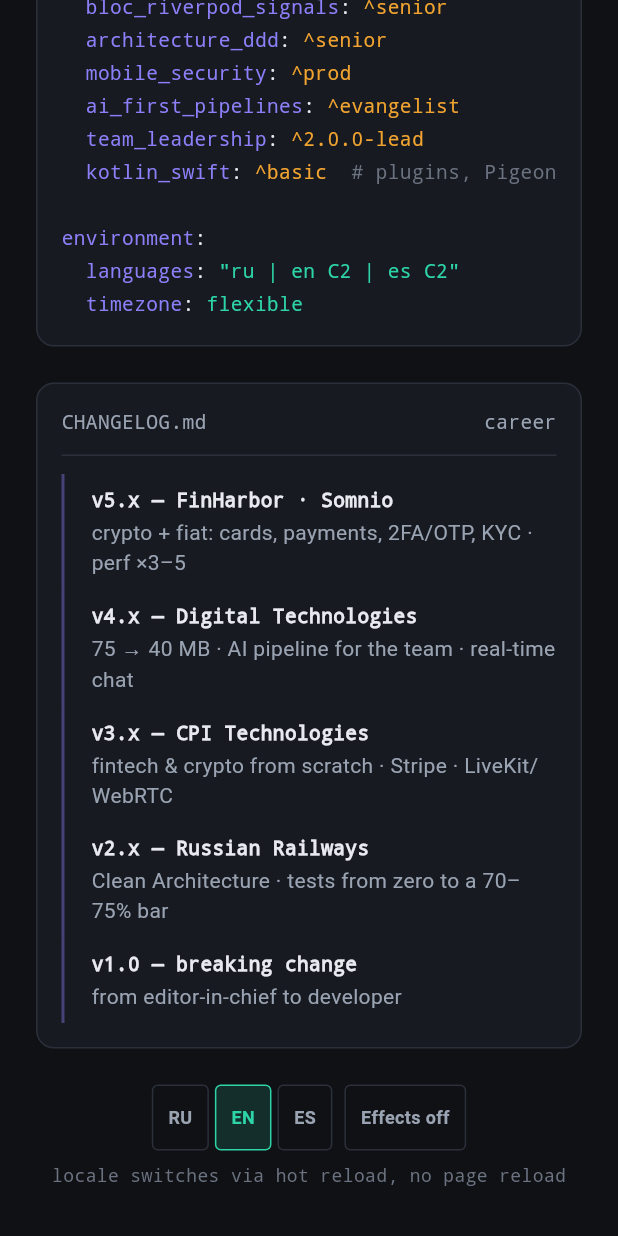
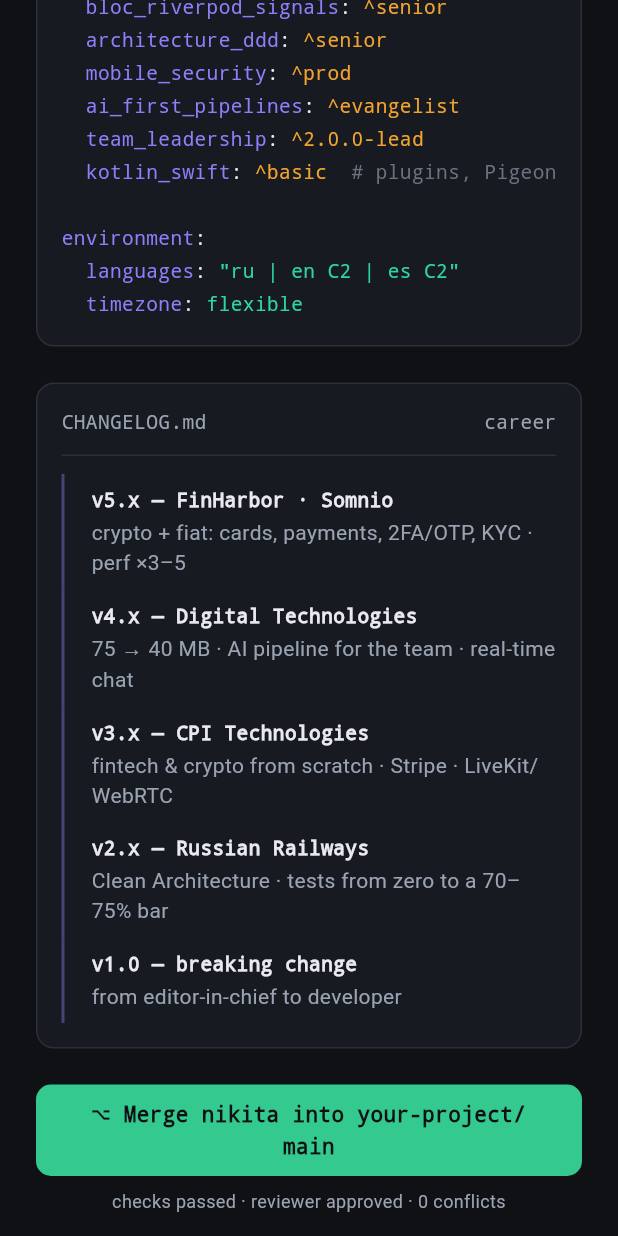
Before and after one commit to abigotado/abigotado_dev, a Flutter app: the screen it shows after launch, scrolled down 933 dp, on a phone screen of 412 x 824 dp. Run offline on Flutter 3.47's test engine with Material 3 defaults, Android fonts, the phone set to English and light mode, and no system bars; our stand-ins replace equatable, flutter_riverpod, riverpod_annotation, shared_preferences; generated files the repository leaves out were written again.

Commit message:
feat(cta): merge-button CTA + contacts — the conversion point
The final landing section: a bespoke green "⌥ Merge nikita into
your-project/main" button (checks passed · reviewer approved · 0 conflicts)
that, on click, plays a short merge animation and reveals the contacts panel.
This is the page's first interactive effect — and it degrades cleanly.

- State machine idle → merging → merged in a local ConsumerStatefulWidget.
  effectsModeOf is resolved in build (a late effects-toggle is honoured) and
  read in the tap handler — never ref.watch in a callback. Full mode lazily
  allocates a single 300ms controller and fades the contacts in; lite /
  reduced-motion / mobile jumps straight to merged with no ticker allocated at
  all. The tap is idempotent.
- The first external-link interaction goes through a UrlLauncher seam in core/
  (mirrors ScenarioClock): RealUrlLauncher wraps url_launcher and is the I/O
  boundary — it catches both a thrown error and a silent false return, logs via
  dart:developer, and never lets a launch failure reach the UI. Injected as a
  provider so the link wiring is unit-tested without a platform channel.
- Contacts are a content-layer list (the easy-update surface): email, Telegram,
  GitHub, GitLab, LinkedIn. Telegram is a t.me username, so no phone number
  lands in the repo; each tile is a real Semantics(button, link) ≥44px target.
  Labels are brand literals; only the "Get in touch" heading is localized.

First runtime dependency: url_launcher ^6.3.1 (cross-platform; url_launcher_web
self-registers, no index.html wiring). Built test-first through the full
pipeline; reviewed twice (the Codex second opinion fell back to an adversarial
review pass after the Codex runtime hung). Strict gate clean: format, analyze
--fatal-infos --fatal-warnings, 220 tests.

Co-Authored-By: Claude Opus 4.8 <noreply@anthropic.com>

```diff
--- a/lib/src/app/view/landing_page.dart
+++ b/lib/src/app/view/landing_page.dart
@@ -1,5 +1,6 @@
 import 'package:abigotado_dev/src/app/theme/app_colors.dart';
 import 'package:abigotado_dev/src/features/changelog/widget/changelog_section.dart';
+import 'package:abigotado_dev/src/features/cta/widget/merge_cta_section.dart';
 import 'package:abigotado_dev/src/features/effects/widget/effects_toggle.dart';
 import 'package:abigotado_dev/src/features/hero/view/terminal_hero.dart';
 import 'package:abigotado_dev/src/features/locale/widget/locale_switcher.dart';
@@ -12,9 +13,9 @@ import 'package:flutter/material.dart';
 ///
 /// The "agents build the page" hero ([TerminalHero]) opens the page; the
 /// name/subtitle, the [MetricsSection], the [PubspecSection], the
-/// [ChangelogSection], and the locale / effects switchers sit below it.
-/// Further sections (hot-reload effect) slot in beneath as they are delivered
-/// through the orchestration pipeline.
+/// [ChangelogSection], the [MergeCtaSection], and the locale / effects
+/// switchers sit below it. Further sections (hot-reload effect) slot in
+/// beneath as they are delivered through the orchestration pipeline.
 class LandingPage extends StatelessWidget {
   /// Creates the landing scaffold.
   const LandingPage({super.key});
@@ -54,6 +55,7 @@ class LandingPage extends StatelessWidget {
             const MetricsSection(),
             const PubspecSection(),
             const ChangelogSection(),
+            const MergeCtaSection(),
             Padding(
               padding: const EdgeInsets.only(bottom: 32),
               child: Column(
--- /dev/null
+++ b/lib/src/features/cta/widget/merge_button.dart
@@ -0,0 +1,88 @@
+import 'package:abigotado_dev/src/app/theme/app_colors.dart';
+import 'package:flutter/material.dart';
+
+/// Phase of the merge state machine.
+///
+/// Defined here (alongside its primary consumer, [MergeButton]) and re-used
+/// in `MergeCtaSection` to avoid a circular import. A plain enum is correct:
+/// this is a domain value that drives a label string, not a widget-factory
+/// variant (which would use a sealed class).
+enum MergePhase {
+  /// Initial state: button is actionable, contacts hidden.
+  idle,
+
+  /// Transition: merge animation is playing (full effects mode only).
+  merging,
+
+  /// Terminal state: contacts are revealed.
+  merged,
+}
+
+/// The bespoke green "Merge" button.
+///
+/// Label varies by [phase] via a `switch` expression (the label differs across
+/// phases, not the widget structure — a sealed class would be
+/// over-engineering). Below the button a static checks line is always shown.
+///
+/// Tap target is at least 44 px tall. Pass `null` for [onPressed] when
+/// [phase] is [MergePhase.merged] to disable interaction.
+class MergeButton extends StatelessWidget {
+  /// Creates the merge button.
+  const MergeButton({required this.phase, required this.onPressed, super.key});
+
+  /// The current phase of the merge state machine.
+  final MergePhase phase;
+
+  /// Called when the button is tapped. Pass `null` when already merged.
+  final VoidCallback? onPressed;
+
+  /// The git-style checks line shown below the button — CLI literal, not arb.
+  static const String _checksLine =
+      'checks passed · reviewer approved · 0 conflicts';
+
+  @override
+  Widget build(BuildContext context) {
+    final label = switch (phase) {
+      MergePhase.idle => '⌥ Merge nikita into your-project/main',
+      MergePhase.merging => 'merging…',
+      MergePhase.merged => '✓ merged',
+    };
+
+    return Column(
+      mainAxisSize: MainAxisSize.min,
+      spacing: 8,
+      children: [
+        InkWell(
+          onTap: onPressed,
+          borderRadius: BorderRadius.circular(10),
+          child: Container(
+            constraints: const BoxConstraints(minHeight: 44),
+            padding: const EdgeInsets.symmetric(horizontal: 20, vertical: 10),
+            decoration: BoxDecoration(
+              color: AppColors.accentGreen,
+              borderRadius: BorderRadius.circular(10),
+            ),
+            alignment: Alignment.center,
+            child: Text(
+              label,
+              textAlign: TextAlign.center,
+              softWrap: true,
+              style: const TextStyle(
+                fontFamily: 'monospace',
+                fontSize: 14,
+                fontWeight: FontWeight.w600,
+                color: AppColors.background,
+              ),
+            ),
+          ),
+        ),
+        const Text(
+          _checksLine,
+          textAlign: TextAlign.center,
+          softWrap: true,
+          style: TextStyle(fontSize: 12, color: AppColors.textMuted),
+        ),
+      ],
+    );
+  }
+}
--- /dev/null
+++ b/lib/src/features/cta/widget/merge_cta_section.dart
@@ -0,0 +1,97 @@
+import 'dart:async';
+
+import 'package:abigotado_dev/src/core/effects/effects_mode.dart';
+import 'package:abigotado_dev/src/features/cta/widget/contacts_panel.dart';
+import 'package:abigotado_dev/src/features/cta/widget/merge_button.dart';
+import 'package:abigotado_dev/src/features/effects/state/effects_notifier.dart';
+import 'package:flutter/material.dart';
+import 'package:flutter_riverpod/flutter_riverpod.dart';
+
+/// The merge-CTA section of the landing page.
+///
+/// Presents a bespoke "Merge nikita into your-project/main" button. Tapping
+/// it transitions through [MergePhase.merging] to [MergePhase.merged], at
+/// which point the contacts panel is revealed.
+///
+/// In full effects mode the reveal is a [FadeTransition]; in lite mode it is
+/// an immediate render. The tap is idempotent: a second tap after merged (or
+/// while merging) is a no-op.
+class MergeCtaSection extends ConsumerStatefulWidget {
+  /// Creates the merge-CTA section.
+  const MergeCtaSection({super.key});
+
+  @override
+  ConsumerState<MergeCtaSection> createState() => _MergeCtaSectionState();
+}
+
+class _MergeCtaSectionState extends ConsumerState<MergeCtaSection>
+    with SingleTickerProviderStateMixin {
+  MergePhase _phase = MergePhase.idle;
+  AnimationController? _controller;
+  late EffectsMode _mode;
+
+  /// Handles the merge button tap.
+  ///
+  /// Idempotent: a second tap while already [MergePhase.merging] or
+  /// [MergePhase.merged] is a no-op. The mode is read from [_mode], which
+  /// `build` resolves via `effectsModeOf` before this callback is wired.
+  void _onMerge() {
+    if (_phase != MergePhase.idle) return;
+    switch (_mode) {
+      case EffectsMode.lite:
+        setState(() => _phase = MergePhase.merged);
+      case EffectsMode.full:
+        final controller = _controller = AnimationController(
+          vsync: this,
+          duration: const Duration(milliseconds: 300),
+        );
+        controller.addStatusListener((status) {
+          if (status == AnimationStatus.completed && mounted) {
+            setState(() => _phase = MergePhase.merged);
+          }
+        });
+        setState(() => _phase = MergePhase.merging);
+        unawaited(controller.forward());
+    }
+  }
+
+  @override
+  void dispose() {
+    _controller?.dispose();
+    super.dispose();
+  }
+
+  @override
+  Widget build(BuildContext context) {
+    // Resolve effects mode in build so a toggle during the session triggers a
+    // rebuild — the tap handler reads the already-resolved `_mode` field.
+    _mode = effectsModeOf(context, ref);
+
+    return Center(
+      child: ConstrainedBox(
+        constraints: const BoxConstraints(maxWidth: 720),
+        child: Padding(
+          padding: const EdgeInsets.symmetric(horizontal: 24),
+          child: Column(
+            mainAxisSize: MainAxisSize.min,
+            spacing: 16,
+            children: [
+              MergeButton(
+                phase: _phase,
+                onPressed: _phase == MergePhase.merged ? null : _onMerge,
+              ),
+              if (_phase != MergePhase.idle)
+                if (_controller != null)
+                  FadeTransition(
+                    opacity: _controller!,
+                    child: const ContactsPanel(),
+                  )
+                else
+                  const ContactsPanel(),
+            ],
+          ),
+        ),
+      ),
+    );
+  }
+}
--- a/lib/src/l10n/app_en.arb
+++ b/lib/src/l10n/app_en.arb
@@ -155,5 +155,9 @@
   "w5": "from editor-in-chief to developer",
   "@w5": {
     "description": "Career v1.0 description line."
+  },
+  "cta_heading": "Get in touch",
+  "@cta_heading": {
+    "description": "Heading above the contacts panel revealed by the merge-CTA button."
   }
 }
--- a/lib/src/l10n/app_es.arb
+++ b/lib/src/l10n/app_es.arb
@@ -38,5 +38,6 @@
   "w2": "75 → 40 MB · pipeline de IA para el equipo · chat en tiempo real",
   "w3": "fintech y cripto desde cero · Stripe · LiveKit/WebRTC",
   "w4": "Clean Architecture · tests de cero al 70–75%",
-  "w5": "de redactor jefe a desarrollador"
+  "w5": "de redactor jefe a desarrollador",
+  "cta_heading": "Hablemos"
 }
--- a/lib/src/l10n/app_ru.arb
+++ b/lib/src/l10n/app_ru.arb
@@ -38,5 +38,6 @@
   "w2": "75 → 40 МБ · AI-пайплайн в команде · real-time чат",
   "w3": "финтех и крипто с нуля · Stripe · LiveKit/WebRTC",
   "w4": "Clean Architecture · тесты с нуля до планки 70–75%",
-  "w5": "из шеф-редактора — в разработчики"
+  "w5": "из шеф-редактора — в разработчики",
+  "cta_heading": "Свяжитесь"
 }
--- a/pubspec.yaml
+++ b/pubspec.yaml
@@ -36,6 +36,7 @@ dependencies:
   flutter_riverpod: ^3.3.2
   riverpod_annotation: ^4.0.3
   shared_preferences: ^2.5.5
+  url_launcher: ^6.3.1
 
 dev_dependencies:
   build_runner: ^2.15.0
```
Also changed, not shown: lib/src/core/launcher/url_launcher.dart (added, +54 -0 lines), lib/src/features/cta/content/contact_link.dart (added, +24 -0 lines), lib/src/features/cta/content/cta_content.dart (added, +15 -0 lines), lib/src/features/cta/widget/contact_link_tile.dart (added, +52 -0 lines), lib/src/features/cta/widget/contacts_panel.dart (added, +43 -0 lines), lib/src/core/launcher/url_launcher.g.dart (added), lib/src/features/effects/state/effects_notifier.g.dart, pubspec.lock, 3 other files.
